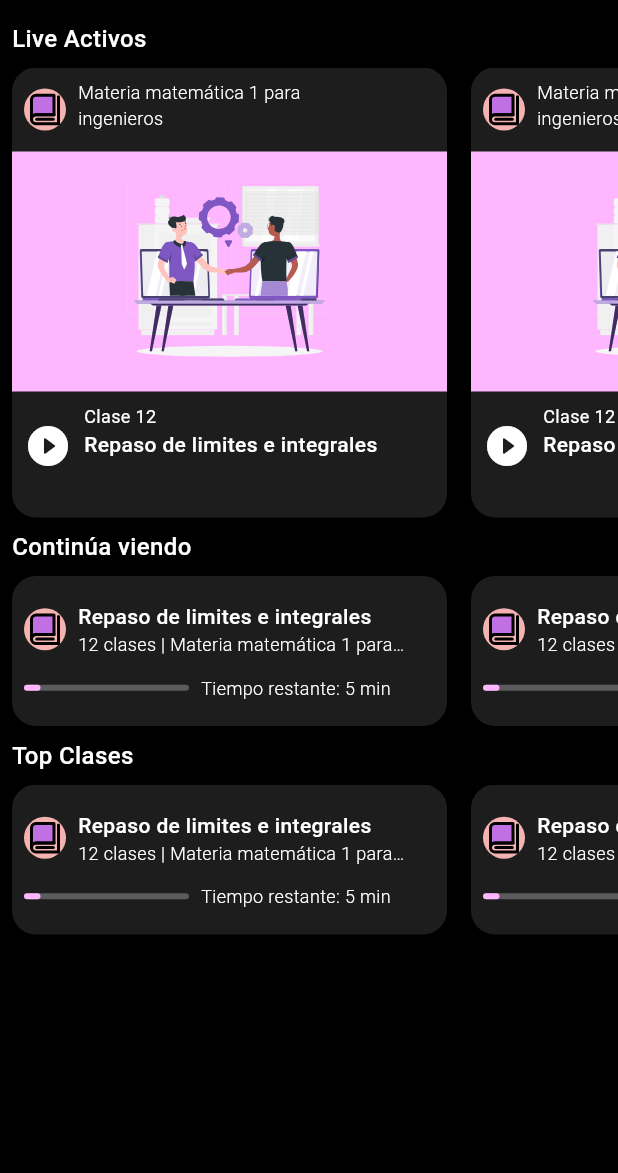
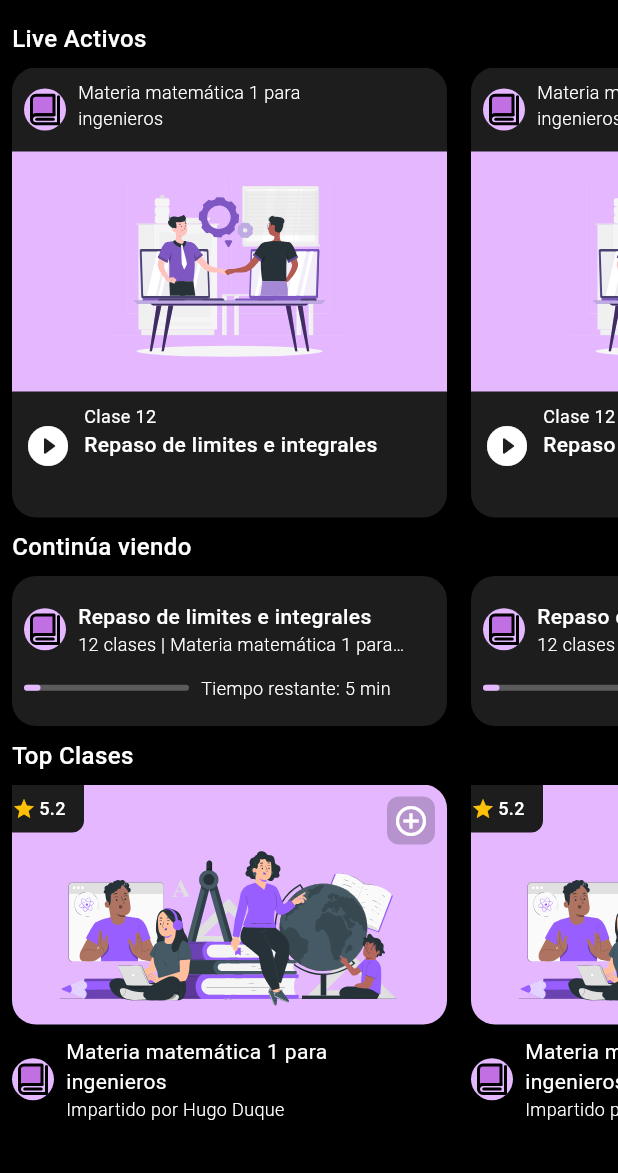
Before and after one commit to academa-streaming-teaching-application/Academa.Mobile-App, a Flutter app: the screen it shows after launch, on a phone screen of 412 x 824 dp, the part 63-1236 px from its top. Run offline on Flutter 3.47's test engine with Material 3 defaults, Android fonts, the light colour scheme and no system bars; our stand-ins replace card_swiper, cloud_firestore, dio, firebase_auth, firebase_core, flutter_riverpod and 4 more; missing offline and left inert: rtmp_broadcaster; accounts and stored records are empty.

Commit message:
Now the user has a rebrand homepage

```diff
--- a/lib/presentation/home/views/home_page_rebrand.dart
+++ b/lib/presentation/home/views/home_page_rebrand.dart
@@ -116,7 +116,7 @@ class HomePageRebrand extends StatelessWidget {
             height: 8,
           ),
           SizedBox(
-            height: 100,
+            height: 300,
             child: ListView.separated(
               scrollDirection: Axis.horizontal,
               padding: EdgeInsets.symmetric(horizontal: 8),
@@ -124,8 +124,144 @@ class HomePageRebrand extends StatelessWidget {
               separatorBuilder: (context, _) => SizedBox(
                 width: 16,
               ),
-              itemBuilder: (context, index) => KeepWatchingCard(),
+              itemBuilder: (context, index) => TopRatedClassCard(),
             ),
+          ),
+        ],
+      ),
+    );
+  }
+}
+
+class TopRatedClassCard extends StatelessWidget {
+  const TopRatedClassCard({
+    super.key,
+  });
+
+  @override
+  Widget build(BuildContext context) {
+    return Container(
+      width: 290,
+      decoration: BoxDecoration(
+        borderRadius: BorderRadius.circular(16),
+      ),
+      child: Column(
+        children: [
+          Stack(
+            children: [
+              Container(
+                decoration: BoxDecoration(
+                  borderRadius: BorderRadius.circular(16),
+                  color: Color(0xffE4B7FF),
+                ),
+                width: double.infinity,
+                height: 160,
+                child: SvgPicture.asset(
+                  'lib/config/assets/education_gathering.svg',
+                  fit: BoxFit.contain,
+                ),
+              ),
+              Positioned(
+                right: 8,
+                top: 8,
+                child: Container(
+                  width: 32,
+                  height: 32,
+                  decoration: BoxDecoration(
+                      color: const Color.fromARGB(50, 0, 0, 0),
+                      borderRadius: BorderRadius.circular(8)),
+                  child: Icon(
+                    Icons.add_circle_outline,
+                    color: Colors.white,
+                    size: 24,
+                  ),
+                ),
+              ),
+              Positioned(
+                child: Container(
+                  width: 48,
+                  height: 32,
+                  decoration: BoxDecoration(
+                    color: const Color(0xff1D1D1E),
+                    borderRadius: BorderRadius.only(
+                      bottomRight: Radius.circular(8),
+                    ),
+                  ),
+                  child: Row(
+                    children: [
+                      Icon(
+                        Icons.star,
+                        color: Colors.amber,
+                        size: 16,
+                      ),
+                      SizedBox(
+                        width: 2,
+                      ),
+                      Text(
+                        '5.2',
+                        style: TextStyle(
+                          color: Colors.white,
+                          fontWeight: FontWeight.w500,
+                          fontSize: 12,
+                        ),
+                      )
+                    ],
+                  ),
+                ),
+              )
+            ],
+          ),
+          SizedBox(
+            height: 8,
+          ),
+          Row(
+            children: [
+              Container(
+                decoration: BoxDecoration(
+                    color: Color(0xffFE4B7FF),
+                    borderRadius: BorderRadius.circular(100)),
+                child: Padding(
+                  padding: const EdgeInsets.all(2.0),
+                  child: SvgPicture.asset(
+                    'lib/config/assets/book.svg',
+                    width: 24,
+                    height: 24,
+                  ),
+                ),
+              ),
+              Padding(
+                padding: const EdgeInsets.symmetric(horizontal: 8.0),
+                child: Column(
+                  crossAxisAlignment: CrossAxisAlignment.start,
+                  children: [
+                    Container(
+                      width: 200,
+                      height: 40,
+                      child: const Text(
+                        'Materia matemática 1 para ingenieros',
+                        style: TextStyle(
+                            color: Colors.white,
+                            fontWeight: FontWeight.w400,
+                            fontSize: 14),
+                      ),
+                    ),
+                    SizedBox(
+                      width: 220,
+                      child: Text(
+                        'Impartido por Hugo Duque',
+                        style: TextStyle(
+                          color: Colors.white,
+                          fontWeight: FontWeight.w300,
+                          fontSize: 12,
+                        ),
+                        maxLines: 1,
+                        overflow: TextOverflow.ellipsis,
+                      ),
+                    ),
+                  ],
+                ),
+              )
+            ],
           ),
         ],
       ),
@@ -157,7 +293,7 @@ class KeepWatchingCard extends StatelessWidget {
               ),
               Container(
                 decoration: BoxDecoration(
-                    color: Color(0xffF4B2B0),
+                    color: Color(0xffFE4B7FF),
                     borderRadius: BorderRadius.circular(100)),
                 child: Padding(
                   padding: const EdgeInsets.all(2.0),
@@ -209,7 +345,7 @@ class KeepWatchingCard extends StatelessWidget {
                   width: 110,
                   child: LinearProgressIndicator(
                     backgroundColor: Color.fromARGB(255, 91, 91, 94),
-                    valueColor: new AlwaysStoppedAnimation(Color(0xffFEB7FF)),
+                    valueColor: new AlwaysStoppedAnimation(Color(0xffE4B7FF)),
                     value: 0.1,
                     borderRadius: BorderRadius.circular(16),
                   ),
@@ -252,7 +388,7 @@ class OnLiveVideoCard extends StatelessWidget {
               children: [
                 Container(
                   decoration: BoxDecoration(
-                      color: Color(0xffF4B2B0),
+                      color: Color(0xffE4B7FF),
                       borderRadius: BorderRadius.circular(100)),
                   child: Padding(
                     padding: const EdgeInsets.all(2.0),
@@ -283,7 +419,7 @@ class OnLiveVideoCard extends StatelessWidget {
           Container(
             width: double.infinity,
             height: 160, // Ajusta esta altura para la imagen
-            color: Color(0xffFEB7FF),
+            color: Color(0xffE4B7FF),
             child: SvgPicture.asset(
               'lib/config/assets/live_colaboration.svg',
               fit: BoxFit.contain,
```
